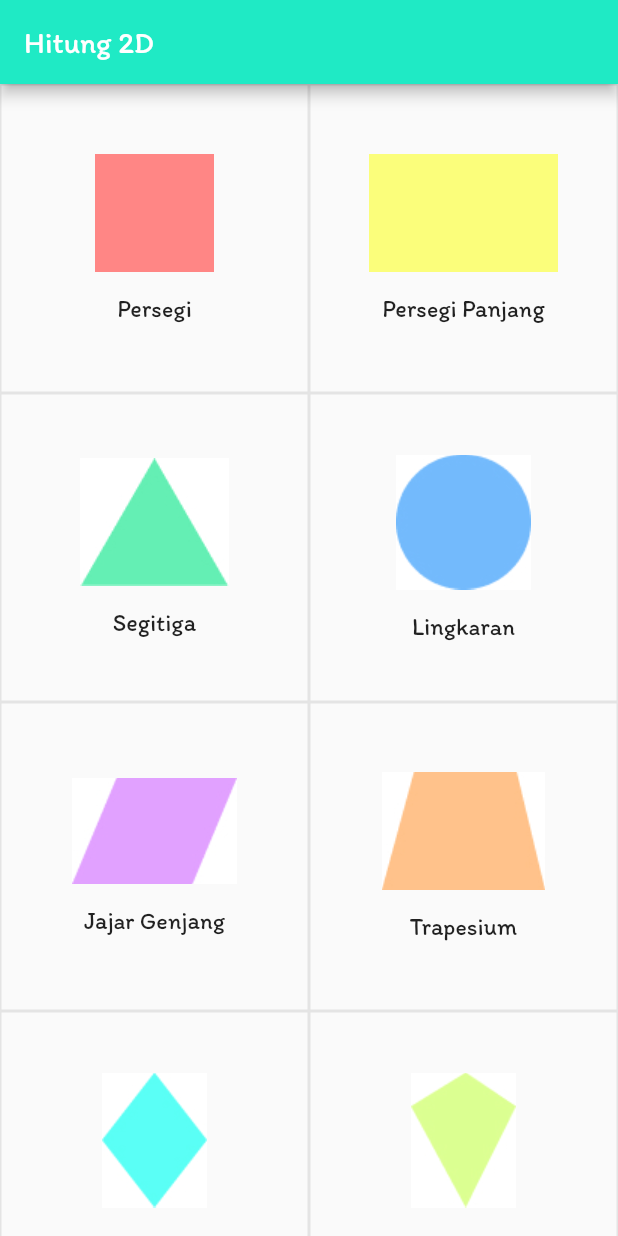
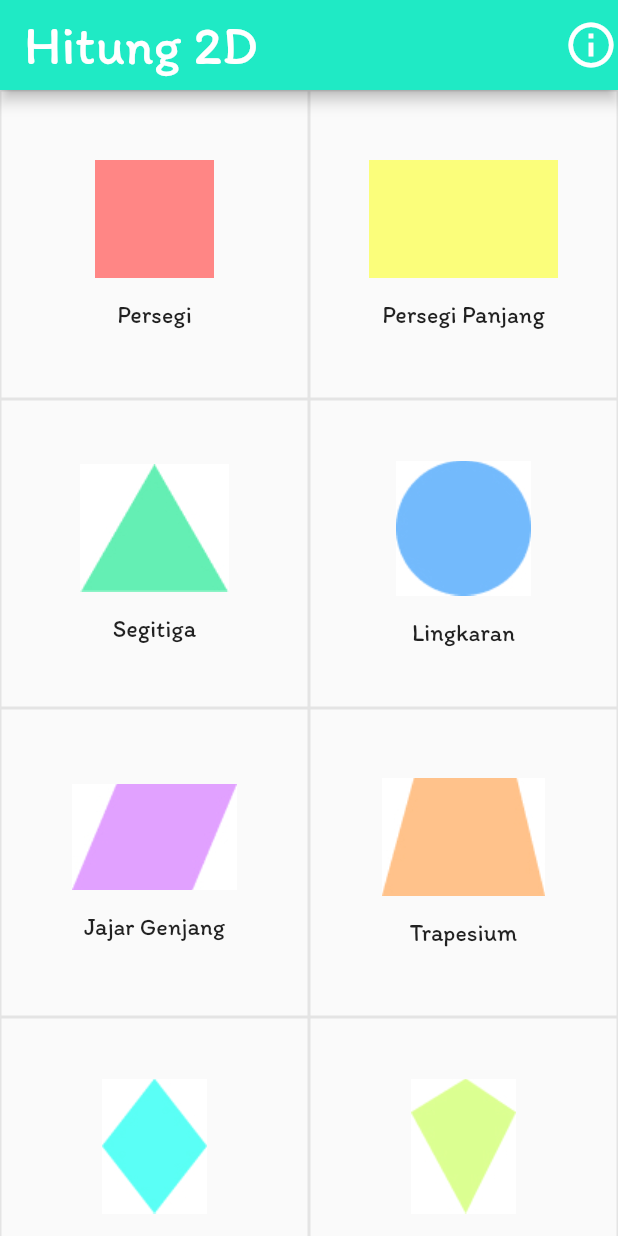
Before and after one commit to DhaniAM/Flutter-hitung-2D, a Flutter app: the screen it shows after launch, on a phone screen of 412 x 824 dp. Run offline on Flutter 3.47's test engine with Material 2 defaults, Android fonts, the phone set to English and light mode, and no system bars.

```diff
--- a/lib/page/home_page.dart
+++ b/lib/page/home_page.dart
@@ -9,10 +9,18 @@ class HomePage extends StatelessWidget {
     return Scaffold(
       appBar: AppBar(
         backgroundColor: const Color(0xFF1FEAC5),
+        toolbarHeight: 60,
         title: const Text(
           'Hitung 2D',
-          style: TextStyle(color: Colors.white),
+          style: TextStyle(color: Colors.white, fontSize: 36),
         ),
+        actions: <Widget>[
+          Icon(
+            Icons.info_outline,
+            size: 36,
+            color: Colors.white,
+          ),
+        ],
       ),
       body: GridView.count(
         crossAxisCount: 2,
--- a/lib/page/persegi_page.dart
+++ b/lib/page/persegi_page.dart
@@ -10,7 +10,7 @@ class PersegiPage extends StatelessWidget {
       appBar: AppBar(
         title: Text(
           title,
-          style: TextStyle(fontSize: 32),
+          style: const TextStyle(fontSize: 32),
         ),
         toolbarHeight: 60,
         centerTitle: true,
```
Also changed, not shown: lib/common/constants.dart (added, +15 -0 lines).
